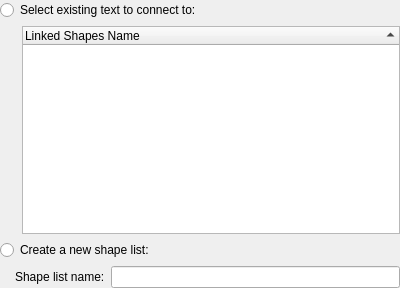
Before: the Qt Designer form kword/part/dialogs/KWFrameConnectSelector.ui in KDE/koffice, drawn with Qt 5.
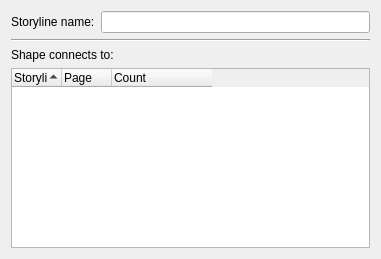
After: the same form once the commit is applied.

Commit message: Update UI of the frameset connections more mature

```diff
--- a/kword/part/dialogs/KWFrameConnectSelector.ui
+++ b/kword/part/dialogs/KWFrameConnectSelector.ui
@@ -6,45 +6,17 @@
    <rect>
     <x>0</x>
     <y>0</y>
-    <width>400</width>
-    <height>288</height>
+    <width>381</width>
+    <height>259</height>
    </rect>
   </property>
-  <layout class="QGridLayout">
-   <property name="margin">
-    <number>0</number>
-   </property>
-   <property name="spacing">
-    <number>6</number>
-   </property>
-   <item row="3" column="0" colspan="2">
-    <layout class="QHBoxLayout">
-     <property name="spacing">
-      <number>6</number>
-     </property>
-     <property name="margin">
-      <number>0</number>
-     </property>
-     <item>
-      <spacer>
-       <property name="orientation">
-        <enum>Qt::Horizontal</enum>
-       </property>
-       <property name="sizeType">
-        <enum>QSizePolicy::Fixed</enum>
-       </property>
-       <property name="sizeHint" stdset="0">
-        <size>
-         <width>15</width>
-         <height>20</height>
-        </size>
-       </property>
-      </spacer>
-     </item>
+  <layout class="QVBoxLayout" name="verticalLayout">
+   <item>
+    <layout class="QHBoxLayout" name="horizontalLayout">
      <item>
       <widget class="QLabel" name="label">
        <property name="text">
-        <string>Shape list name:</string>
+        <string>Storyline name:</string>
        </property>
        <property name="buddy">
         <cstring>frameSetName</cstring>
@@ -56,37 +28,21 @@
      </item>
     </layout>
    </item>
-   <item row="2" column="0" colspan="2">
-    <widget class="QRadioButton" name="newRadio">
-     <property name="text">
-      <string>Create a new shape list:</string>
-     </property>
-    </widget>
-   </item>
-   <item row="0" column="0" colspan="2">
-    <widget class="QRadioButton" name="existingRadio">
-     <property name="text">
-      <string>Select existing text to connect to:</string>
-     </property>
-    </widget>
-   </item>
-   <item row="1" column="0">
-    <spacer>
+   <item>
+    <widget class="Line" name="line">
      <property name="orientation">
       <enum>Qt::Horizontal</enum>
      </property>
-     <property name="sizeType">
-      <enum>QSizePolicy::Fixed</enum>
+    </widget>
+   </item>
+   <item>
+    <widget class="QLabel" name="label_2">
+     <property name="text">
+      <string>Shape connects to:</string>
      </property>
-     <property name="sizeHint" stdset="0">
-      <size>
-       <width>16</width>
-       <height>20</height>
-      </size>
-     </property>
-    </spacer>
+    </widget>
    </item>
-   <item row="1" column="1">
+   <item>
     <widget class="QTreeWidget" name="framesList">
      <property name="rootIsDecorated">
       <bool>false</bool>
@@ -97,9 +53,31 @@
      <property name="sortingEnabled">
       <bool>true</bool>
      </property>
+     <attribute name="headerDefaultSectionSize">
+      <number>50</number>
+     </attribute>
+     <attribute name="headerStretchLastSection">
+      <bool>false</bool>
+     </attribute>
      <column>
       <property name="text">
-       <string>Linked Shapes Name</string>
+       <string>Storylines</string>
+      </property>
+     </column>
+     <column>
+      <property name="text">
+       <string>Page</string>
+      </property>
+      <property name="toolTip">
+       <string>First page number</string>
+      </property>
+     </column>
+     <column>
+      <property name="text">
+       <string>Count</string>
+      </property>
+      <property name="toolTip">
+       <string>Number of shapes in this storyline</string>
       </property>
      </column>
     </widget>
```
Left out of the diff: 2 changed lines with no effect on the pictures. The commit also changes 3 other files.
